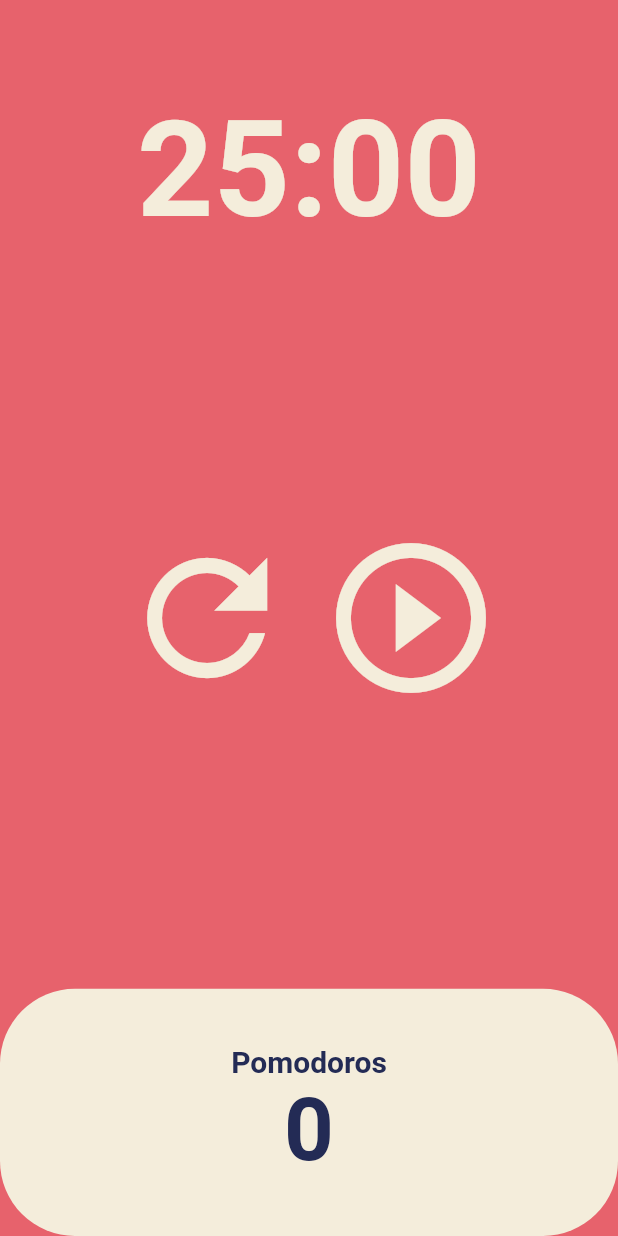
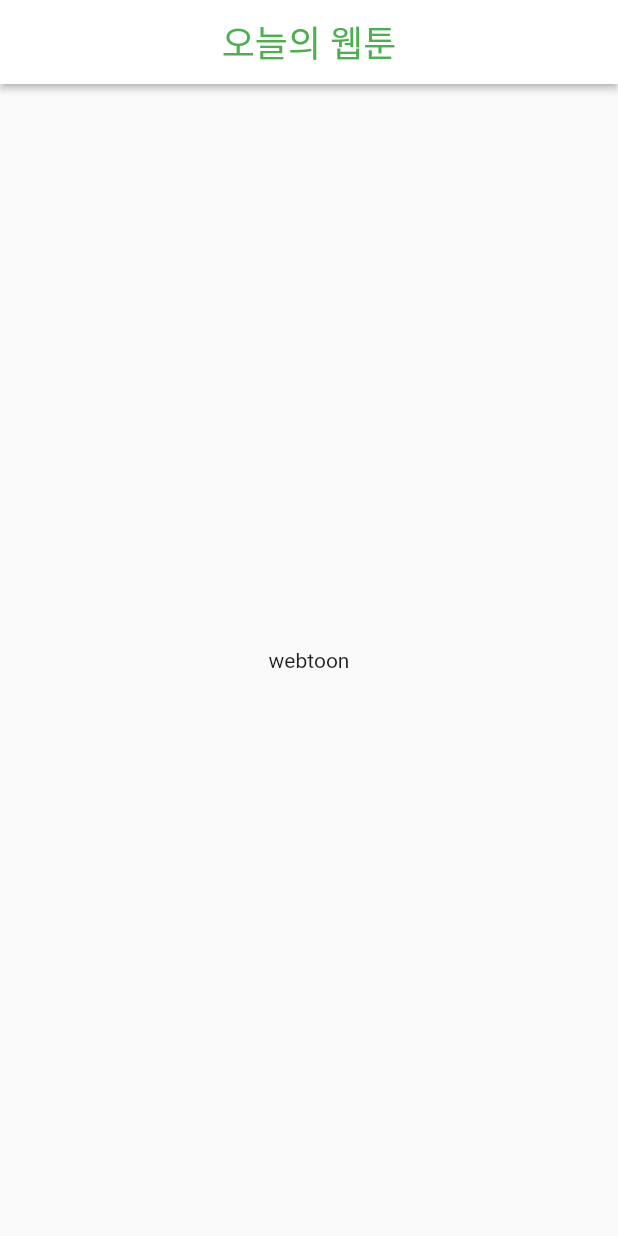
Before and after one commit to shy1008/toonflix, a Flutter app: the screen it shows after launch, on a phone screen of 412 x 824 dp. Run offline on Flutter 3.47's test engine with Material 2 defaults, Android fonts, the phone set to English and light mode, and no system bars.

Commit message:
webtoonApp create

```diff
--- /dev/null
+++ b/lib/category/webtoonApp.dart
@@ -0,0 +1,14 @@
+import 'package:flutter/material.dart';
+import 'package:toonflix/screens/webtoon_screen.dart';
+
+class WebToonApp extends StatelessWidget {
+  const WebToonApp({Key? key}) : super(key: key);
+
+  @override
+  Widget build(BuildContext context) {
+    return MaterialApp(
+      debugShowCheckedModeBanner: false,
+      home: WebToonScreen(),
+    );
+  }
+}
--- a/lib/main.dart
+++ b/lib/main.dart
@@ -1,10 +1,12 @@
 import 'package:flutter/material.dart';
-import 'package:toonflix/pomodoro/pomodoroApp.dart';
+import 'package:toonflix/category/webtoonApp.dart';
 import 'package:toonflix/widget/button.dart';
 import 'package:toonflix/widget/card.dart';
 
+import 'category/pomodoroApp.dart';
+
 void main() {
-  runApp(PomodoroApp());
+  runApp(WebToonApp());
 }
 
 class MyApp extends StatelessWidget {
--- /dev/null
+++ b/lib/models/webtoon.dart
@@ -0,0 +1,8 @@
+class Webtoon {
+  final id;
+  final title;
+  final description;
+
+  Webtoon(this.id, this.title, this.description);
+
+}
--- /dev/null
+++ b/lib/screens/webtoon_screen.dart
@@ -0,0 +1,22 @@
+import 'package:flutter/material.dart';
+
+
+class WebToonScreen extends StatelessWidget {
+  const WebToonScreen({Key? key}) : super(key: key);
+
+  @override
+  Widget build(BuildContext context) {
+    return Scaffold(
+      appBar: AppBar(
+        elevation: 2,
+        centerTitle: true,
+        backgroundColor: Colors.white,
+        foregroundColor: Colors.green,
+        title: Text('오늘의 웹툰',style: TextStyle(fontSize: 24,fontWeight: FontWeight.w500),),
+      ),
+      body: Center(
+        child: Text('webtoon'),
+      ),
+    );
+  }
+}
--- /dev/null
+++ b/lib/services/api_service.dart
@@ -0,0 +1,4 @@
+class ApiService{
+  final String baseUrl = 'https://webtoon-crawler.nomadcoders.workers.dev/';
+  final String today = 'today';
+}
--- a/pubspec.yaml
+++ b/pubspec.yaml
@@ -31,6 +31,8 @@ environment:
 dependencies:
   flutter:
     sdk: flutter
+
+  http: ^0.13.5
 
 
   # The following adds the Cupertino Icons font to your application.
```
Also changed, not shown: lib/category/pomodoroApp.dart (renamed from lib/pomodoro/pomodoroApp.dart), pubspec.lock.
